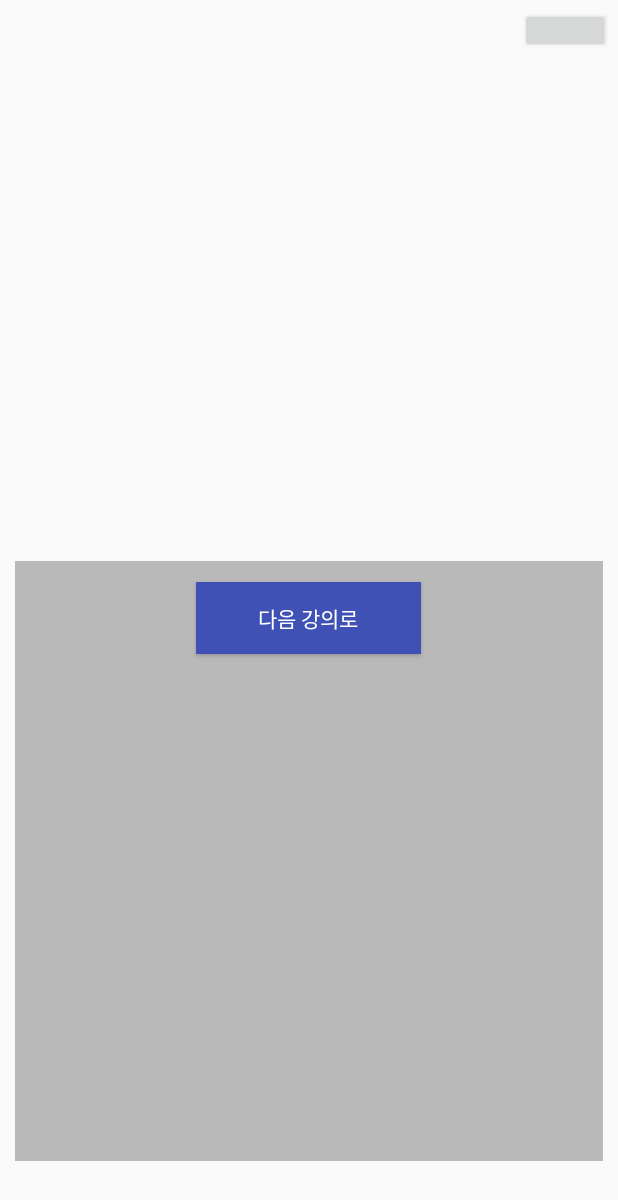
After one commit to CommanTeam/android, an Android app: the layout fragment_card_second.xml on its own in the app's theme, with its tools: preview values and no code run, on a phone screen of 412 x 824 dp. The commit adds this screen. Shown: the top 1200 px of the screen. Run offline under Robolectric (Android 15) with nearby library versions, the phone set to English and light mode, and no system bars.

Commit message:
cardnews 중간 과정

```diff
--- /dev/null
+++ b/Comman/app/src/main/res/layout/fragment_card_second.xml
@@ -0,0 +1,28 @@
+<?xml version="1.0" encoding="utf-8"?>
+<RelativeLayout xmlns:android="http://schemas.android.com/apk/res/android"
+    android:layout_width="match_parent"
+    android:layout_height="match_parent">
+    <Button
+        android:id="@+id/card_count_btn"
+        android:layout_width="60dp"
+        android:layout_height="30dp"
+        android:layout_alignParentRight="true"
+        android:layout_marginTop="5dp"
+        android:layout_marginRight="5dp"
+        />
+    <ImageView
+        android:layout_width="400dp"
+        android:layout_height="400dp"
+        android:layout_alignParentBottom="true"
+        android:layout_marginBottom="50dp"
+        android:layout_marginLeft="10dp"
+        android:layout_marginRight="10dp"
+        android:background="#b9b9b9"/>
+    <Button
+        android:layout_width="150dp"
+        android:layout_height="wrap_content"
+        android:text="다음 강의로"
+        android:background="#3F51B5"
+        android:textColor="#ffffff"
+        android:layout_centerInParent="true"/>
+</RelativeLayout>
--- a/Comman/app/src/main/res/values/colors.xml
+++ b/Comman/app/src/main/res/values/colors.xml
@@ -1,6 +1,6 @@
 <?xml version="1.0" encoding="utf-8"?>
 <resources>
-    <color name="colorPrimary">#3f51b5</color>
+    <color name="colorPrimary">#3F51B5</color>
     <color name="colorPrimaryDark">#303F9F</color>
     <color name="colorAccent">#FF4081</color>
 </resources>
--- a/Comman/app/src/main/res/values/strings.xml
+++ b/Comman/app/src/main/res/values/strings.xml
@@ -1,4 +1,3 @@
 <resources>
     <string name="app_name">Comman</string>
-    <string name="kakao_app_key">887b586501394caa60fa4e4b308cde36</string>
 </resources>
--- a/Comman/build.gradle
+++ b/Comman/build.gradle
@@ -1,4 +1,5 @@
 // Top-level build file where you can add configuration options common to all sub-projects/modules.
+
 
 buildscript {
     ext.kotlin_version = '1.2.10'
@@ -20,11 +21,8 @@ allprojects {
     repositories {
         google()
         jcenter()
-        mavenCentral()
-        maven { url 'http://devrepo.kakao.com:8088/nexus/content/groups/public/' }
     }
 }
-
 task clean(type: Delete) {
     delete rootProject.buildDir
 }
--- a/Comman/gradle.properties
+++ b/Comman/gradle.properties
@@ -15,4 +15,3 @@ org.gradle.jvmargs=-Xmx1536m
 # This option should only be used with decoupled projects. More details, visit
 # http://www.gradle.org/docs/current/userguide/multi_project_builds.html#sec:decoupled_projects
 # org.gradle.parallel=true
-KAKAO_SDK_VERSION=1.4.1
```
Also changed, not shown: Comman/app/build.gradle (+6 -10 lines), Comman/app/src/main/AndroidManifest.xml (+1 -13 lines), Comman/app/src/main/java/org/appjam/comman/Fragment/FirstFragActivity.kt (added, +63 -0 lines), Comman/app/src/main/java/org/appjam/comman/ViewPager/CardActivity.kt (added, +54 -0 lines), Comman/app/src/main/res/layout/activity_main.xml (added, +63 -0 lines), Comman/app/src/main/res/layout/fragment_card_first.xml (added, +18 -0 lines), 2 other files.
